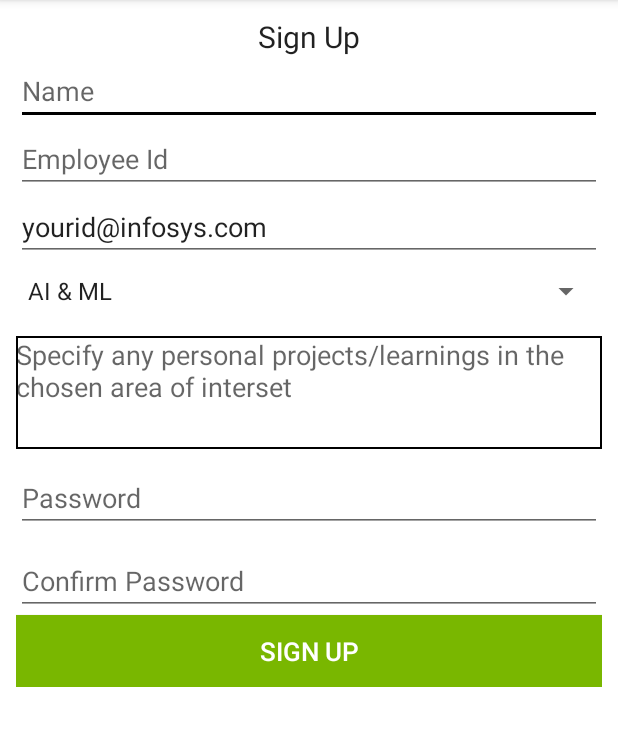
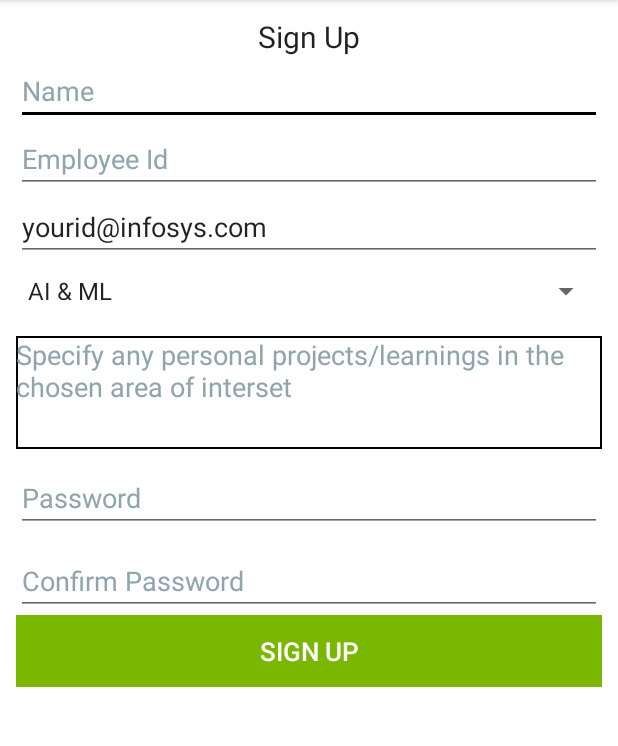
Before and after one commit to vijaysaimutyala/Chrysalis, an Android app: the screen it shows after launch (SignUpActivity), after a tap on "SIGN UP", on a phone screen of 412 x 824 dp, the part 84-830 px from its top. Run offline under Robolectric (Android 15) with nearby library versions, the phone set to English and light mode, and no system bars; our stand-ins replace Firebase (no records; nobody signed in at launch, a user with empty details on screens opened directly).

Commit message:
Added Multidex support, disabled Instant Run, change hint text color

```diff
--- a/app/src/main/AndroidManifest.xml
+++ b/app/src/main/AndroidManifest.xml
@@ -11,7 +11,8 @@
         android:label="@string/app_name"
         android:roundIcon="@drawable/ic_butterflyappicon"
         android:supportsRtl="true"
-        android:theme="@style/AppTheme">
+        android:theme="@style/AppTheme"
+        android:name="android.support.multidex.MultiDexApplication">
         <activity android:name=".MainActivity" />
         <activity android:name=".LoginActivity">
             <intent-filter>
--- a/app/src/main/java/com/studioemvs/chrysalis/NewRegistrationsListActivity.java
+++ b/app/src/main/java/com/studioemvs/chrysalis/NewRegistrationsListActivity.java
@@ -89,7 +89,7 @@
                     @Override
                     public void onClick(View view) {
                         Toast.makeText(NewRegistrationsListActivity.this, "approve clicked !", Toast.LENGTH_SHORT).show();
-                        userRef.child(userKey).child("registrationApproved").setValue(true);
+                        userRef.child(key).child("registrationApproved").setValue(true);
                     }
                 });
                 viewHolder.reject.setOnClickListener(new View.OnClickListener() {
--- a/app/src/main/java/com/studioemvs/chrysalis/User.java
+++ b/app/src/main/java/com/studioemvs/chrysalis/User.java
@@ -120,7 +120,7 @@
     public Map<String,Object> toMap(){
         HashMap<String,Object> result = new HashMap<>();
         result.put("emailid",emailid);
-        result.put("empId",username);
+        result.put("username",username);
         result.put("chrysalisPoints",chrysalisPoints);
         result.put("chrysalisGroup",chrysalisGroup);
         result.put("chrysalisLevel",chrysalisLevel);
--- a/app/src/main/java/com/studioemvs/chrysalis/UserProfileFragment.java
+++ b/app/src/main/java/com/studioemvs/chrysalis/UserProfileFragment.java
@@ -208,6 +208,7 @@
                 Log.d(TAG, "userprofile fragments: "+userProfile);
                 adminState = userProfile.getAdmin();
                 username = userProfile.getUsername();
+
                 chrysLevel = userProfile.getChrysalisLevel();
                // chrysSublevel = userProfile.getChrysalisSublevel();
                 chrysGroup = userProfile.getChrysalisGroup();
--- a/app/src/main/res/layout/activity_password_reset.xml
+++ b/app/src/main/res/layout/activity_password_reset.xml
@@ -23,7 +23,8 @@
     android:hint="@string/regEmail"
     android:maxLines="1"
     android:inputType="textEmailAddress"
-    android:layout_marginTop="50dp"/>
+    android:layout_marginTop="50dp"
+    android:textColorHint="@color/hinttext"/>
 
 <Button
     android:layout_width="match_parent"
--- a/app/src/main/res/layout/activity_progress_update.xml
+++ b/app/src/main/res/layout/activity_progress_update.xml
@@ -62,7 +62,8 @@
                 android:hint="@string/dateOfActivity"
                 android:focusable="false"
                 android:textSize="15sp"
-                android:textColor="@color/primary_text_material_light"/>
+                android:textColor="@color/primary_text_material_light"
+                android:textColorHint="@color/hinttext"/>
            </TableRow>
         <TableRow
             android:layout_marginTop="10dp">
@@ -74,7 +75,8 @@
                 android:layout_weight="1"
                 android:hint="@string/comments"
                 android:gravity="top|left"
-                android:padding="5dp"/>
+                android:padding="5dp"
+                android:textColorHint="@color/hinttext"/>
         </TableRow>
     </TableLayout>
 
--- a/app/src/main/res/layout/activity_sign_up.xml
+++ b/app/src/main/res/layout/activity_sign_up.xml
@@ -29,7 +29,8 @@
         android:hint="@string/name"
         android:inputType="textPersonName"
         android:imeOptions="actionNext"
-        android:maxLines="1"/>
+        android:maxLines="1"
+        android:textColorHint="@color/hinttext"/>
     <EditText
         android:layout_width="match_parent"
         android:layout_height="wrap_content"
@@ -39,7 +40,8 @@
         android:inputType="number"
         android:imeOptions="actionNext"
         android:maxLines="1"
-        android:maxLength="6"/>
+        android:maxLength="6"
+        android:textColorHint="@color/hinttext"/>
     <EditText
         android:layout_width="match_parent"
         android:layout_height="wrap_content"
@@ -49,7 +51,8 @@
         android:maxLines="1"
         android:text="@string/infyId"
         android:layout_below="@id/signup_empId"
-        android:layout_alignParentStart="true" />
+        android:layout_alignParentStart="true"
+        android:textColorHint="@color/hinttext"/>
     <android.support.v7.widget.AppCompatSpinner
         android:layout_width="match_parent"
         android:layout_height="40dp"
@@ -66,7 +69,8 @@
         android:gravity="top"
         android:layout_below="@id/interestGroup"
         android:layout_alignParentStart="true"
-        android:layout_marginTop="10dp"/>
+        android:layout_marginTop="10dp"
+        android:textColorHint="@color/hinttext"/>
     <EditText
         android:layout_width="match_parent"
         android:layout_height="wrap_content"
@@ -76,7 +80,8 @@
         android:inputType="textPassword"
         android:layout_marginTop="10dp"
         android:imeOptions="actionNext"
-        android:maxLines="1" />
+        android:maxLines="1"
+        android:textColorHint="@color/hinttext"/>
     <EditText
         android:layout_width="match_parent"
         android:layout_height="wrap_content"
@@ -86,7 +91,8 @@
         android:inputType="textPassword"
         android:imeOptions="actionDone"
         android:layout_marginTop="10dp"
-        android:maxLines="1"/>
+        android:maxLines="1"
+        android:textColorHint="@color/hinttext"/>
     <Button
         android:layout_width="match_parent"
         android:layout_height="wrap_content"
@@ -95,7 +101,8 @@
         android:layout_below="@+id/edt_signup_confirm_password"
         android:background="@color/colorPrimaryDark"
         android:textColor="@android:color/white"
-        android:textSize="17sp"/>
+        android:textSize="17sp"
+        android:textColorHint="@color/hinttext"/>
 
 </RelativeLayout>
 </ScrollView>
--- a/app/src/main/res/values/colors.xml
+++ b/app/src/main/res/values/colors.xml
@@ -7,4 +7,5 @@
     <color name="background_material_light">#ffffff</color>
     <color name="foreground_material_light">#ffffff</color>
     <color name="primary_text_material_light">#de000000</color>
+    <color name="hinttext">#90a4ae</color>
 </resources>
```
Also changed, not shown: app/build.gradle (+5 -2 lines), app/src/main/res/layout/activity_login.xml (+5 -3 lines).
